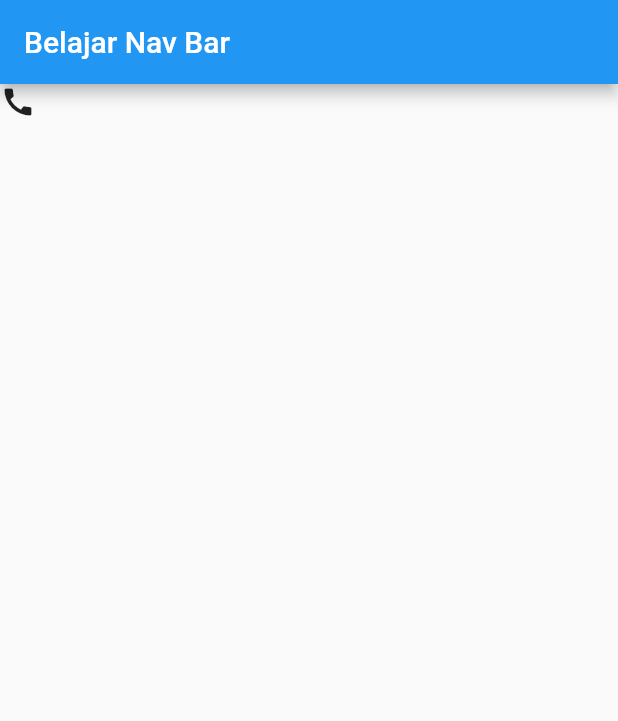
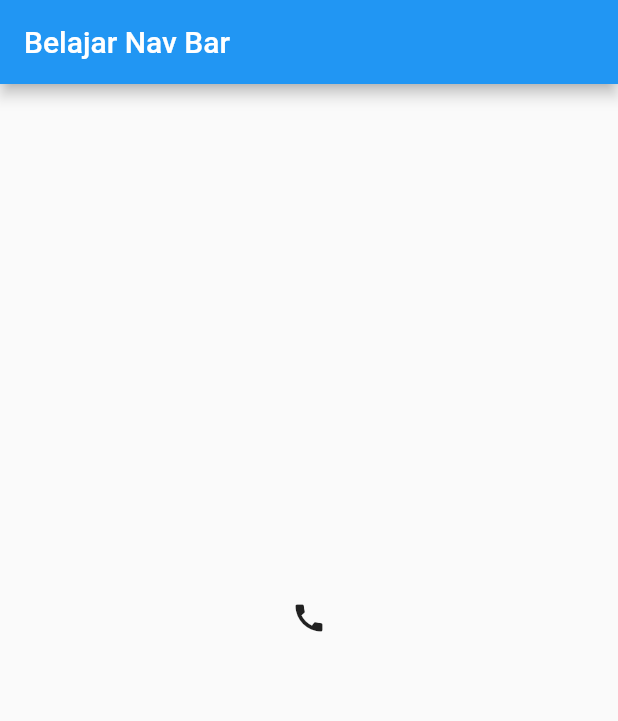
Before and after one commit to yogisukma25/my_tugas, a Flutter app: the screen it shows after launch, on a phone screen of 412 x 824 dp. Shown: the top 721 px of the screen. Run offline on Flutter 3.47's test engine with Material 2 defaults, Android fonts, the phone set to English and light mode, and no system bars; missing offline and left inert: dart:html.

```diff
--- a/lib/main.dart
+++ b/lib/main.dart
@@ -21,9 +21,9 @@ class BelajarNavBar extends StatefulWidget {
 
 class _BelajarNavBarState extends State<BelajarNavBar> {
   final List<Widget> ikon = [
-    Icon(Icons.call),
-    Icon(Icons.camera_rounded),
-    Icon(Icons.chat),
+    Center(child: Icon(Icons.call)),
+    Center(child: Icon(Icons.camera_rounded)),
+    Center(child: Icon(Icons.chat)),
   ];
   int _selectedNavbar = 0;
 
```
Also changed, not shown: 1 other file.
